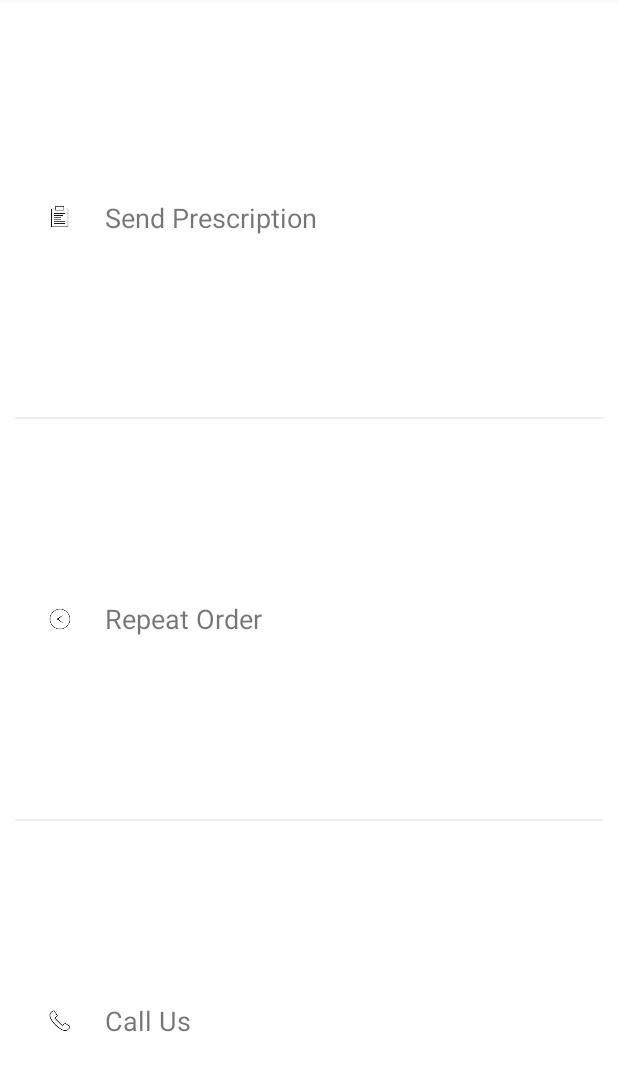
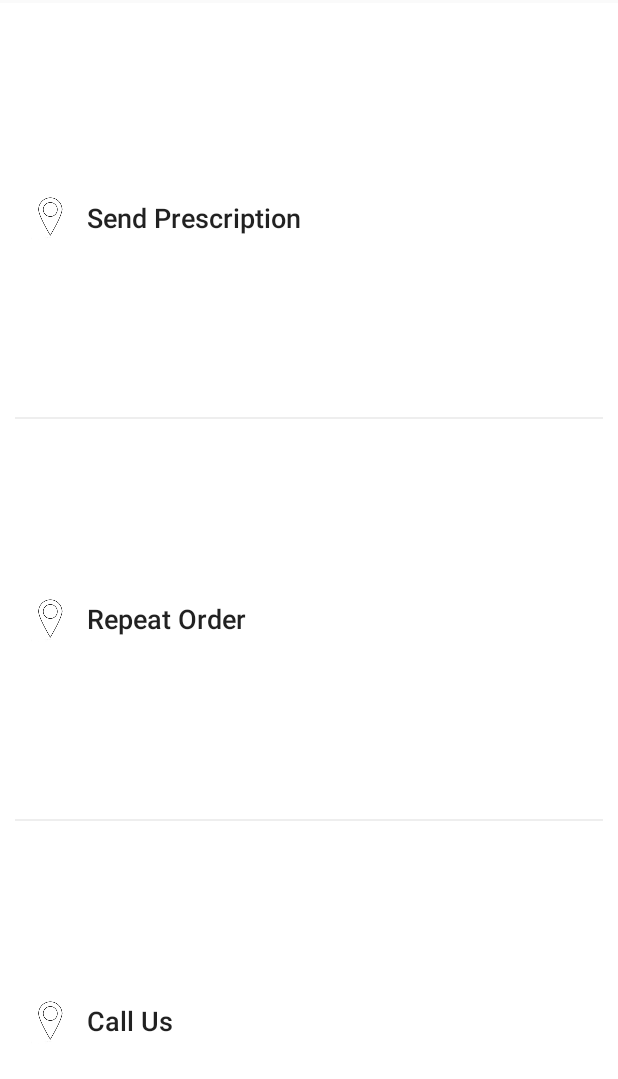
Before and after one commit to ravigupta9363/CustomerApp, an Android app: the layout fragment_send_order.xml on its own in the app's theme, with its tools: preview values and no code run, on a phone screen of 412 x 824 dp. Shown: the top 1079 px of the screen. Run offline under Robolectric (Android 15) with nearby library versions, the phone set to English and light mode, and no system bars; Roboto replaces fonts that are not available here.

Commit message:
"Send Prescription is about to get implemented"

```diff
--- a/app/src/main/java/com/example/ravi_gupta/slider/Adapter/PastOrderAdapter.java
+++ b/app/src/main/java/com/example/ravi_gupta/slider/Adapter/PastOrderAdapter.java
@@ -76,7 +76,7 @@ public class PastOrderAdapter extends ArrayAdapter<PastOrdersDetail>{
         holder.time.setText(pastOrdersDetail.time);
         holder.orderId.setText(pastOrdersDetail.orderId);
         holder.price.setText(String.valueOf(pastOrdersDetail.price)+"/-");
-        holder.address.setText(pastOrdersDetail.address);
+        holder.address.setText("To - "+pastOrdersDetail.address);
         holder.status.setText(pastOrdersDetail.status);
 
         return row;
--- a/app/src/main/java/com/example/ravi_gupta/slider/MainActivity.java
+++ b/app/src/main/java/com/example/ravi_gupta/slider/MainActivity.java
@@ -380,7 +380,7 @@ public class MainActivity extends ActionBarActivity implements ListFragment.OnFr
                 if (frag4 == null) {
                     frag4 = OrderStatusFragment.newInstance();
                 }
-                ft.replace(R.id.container, frag4, OrderStatusFragment.TAG);
+                ft.replace(R.id.fragment_main_container, frag4, OrderStatusFragment.TAG).addToBackStack(null);
                 ft.commitAllowingStateLoss();
 
                 break;
--- a/app/src/main/res/layout/fragment_order_status_shop_details.xml
+++ b/app/src/main/res/layout/fragment_order_status_shop_details.xml
@@ -14,7 +14,7 @@
           android:layout_width="wrap_content"
           android:layout_height="wrap_content"
           android:text="Apollo Pharmacy"
-          android:textSize="18sp"
+          android:textSize="15sp"
           android:id="@+id/fragment_order_status_shop_details_textview1"
           android:textAllCaps="true"/>
 
--- a/app/src/main/res/layout/fragment_send_order.xml
+++ b/app/src/main/res/layout/fragment_send_order.xml
@@ -4,91 +4,56 @@
     tools:context="com.example.ravi_gupta.slider.Fragment.SendOrderFragment"
     android:background="#FFF" android:padding="10dp" android:layout_marginTop="2dp" android:weightSum="3">
 
-        <LinearLayout
+
+    <Button
+        android:id="@+id/fragment_send_order_button1"
+        android:layout_gravity="center"
         android:layout_width="match_parent"
-            android:layout_height="wrap_content"
-            android:orientation="horizontal"
-            android:layout_weight="1">
-
-
-            <ImageView
-                android:layout_width="20dp"
-                android:layout_height="20dp"
-                android:src="@mipmap/dc_prescription"
-                android:layout_gravity="center"
-                android:layout_marginRight="20dp"
-                android:layout_marginLeft="20dp"/>
-
-            <TextView
-                android:id="@+id/fragment_send_order_textview1"
-                android:layout_gravity="center"
-                android:layout_width="wrap_content"
         android:layout_height="wrap_content"
         android:text="Send Prescription"
         android:textSize="18sp"
-                android:gravity="left"/>
-
-        </LinearLayout>
+        android:gravity="left|center"
+        android:layout_weight="1"
+        android:background="@drawable/button_style"
+        android:drawableLeft="@mipmap/dc_location"
+        android:textAllCaps="false"/>
 
     <View
         android:layout_width="match_parent"
         android:layout_height="1dp"
         android:background="#EEE"/>
 
-        <LinearLayout
-            android:layout_weight="1"
+
+    <Button
+        android:id="@+id/fragment_send_order_button2"
+        android:layout_gravity="center"
         android:layout_width="match_parent"
         android:layout_height="wrap_content"
-            android:orientation="horizontal">
-
-            <ImageView
-                android:layout_gravity="center"
-                android:layout_width="20dp"
-                android:layout_height="20dp"
-                android:src="@mipmap/dc_previous_order"
-                android:layout_marginRight="20dp"
-                android:layout_marginLeft="20dp"/>
-
-            <TextView
-                android:id="@+id/fragment_send_order_textview2"
-                android:layout_gravity="center"
-                android:layout_width="wrap_content"
-                android:layout_height="wrap_content"
         android:text="Repeat Order"
-                android:gravity="left"
-                android:textSize="18sp"/>
-
-        </LinearLayout>
+        android:gravity="left|center"
+        android:background="@drawable/button_style"
+        android:textSize="18sp"
+        android:layout_weight="1"
+        android:drawableLeft="@mipmap/dc_location"
+        android:textAllCaps="false"/>
 
     <View
         android:layout_width="match_parent"
         android:layout_height="1dp"
         android:background="#EEE"/>
 
-    <LinearLayout
+
+    <Button
+        android:id="@+id/fragment_send_order_button3"
+        android:layout_gravity="center"
         android:layout_width="match_parent"
-        android:layout_height="wrap_content"
-        android:orientation="horizontal"
-        android:layout_weight="1">
-
-
-        <ImageView
-            android:layout_width="20dp"
-            android:layout_height="20dp"
-            android:src="@mipmap/dc_contact"
-            android:layout_gravity="center"
-            android:layout_marginRight="20dp"
-            android:layout_marginLeft="20dp"/>
-
-        <TextView
-            android:id="@+id/fragment_send_order_textview3"
-            android:layout_gravity="center"
-            android:layout_width="wrap_content"
         android:layout_height="wrap_content"
         android:text="Call Us"
         android:textSize="18sp"
-            android:gravity="left"/>
+        android:gravity="left|center"
+        android:drawableLeft="@mipmap/dc_location"
+        android:background="@drawable/button_style"
+        android:layout_weight="1"
+        android:textAllCaps="false"/>
 
 </LinearLayout>
-
-</LinearLayout>
--- a/app/src/main/res/layout/past_order_layout.xml
+++ b/app/src/main/res/layout/past_order_layout.xml
@@ -92,6 +92,7 @@
             android:layout_width="match_parent"
             android:layout_height="wrap_content"
             android:text="address"
+            android:textColor="#AAA"
             android:paddingLeft="20dp"
             android:id="@+id/past_order_layout_textview5"/>
 
```
Also changed, not shown: app/src/main/java/com/example/ravi_gupta/slider/Fragment/SendOrderFragment.java (+38 -8 lines), app/src/main/res/layout/fragment_order_status.xml (+10 -6 lines). Lines whose indentation alone changed are shown as unchanged.
